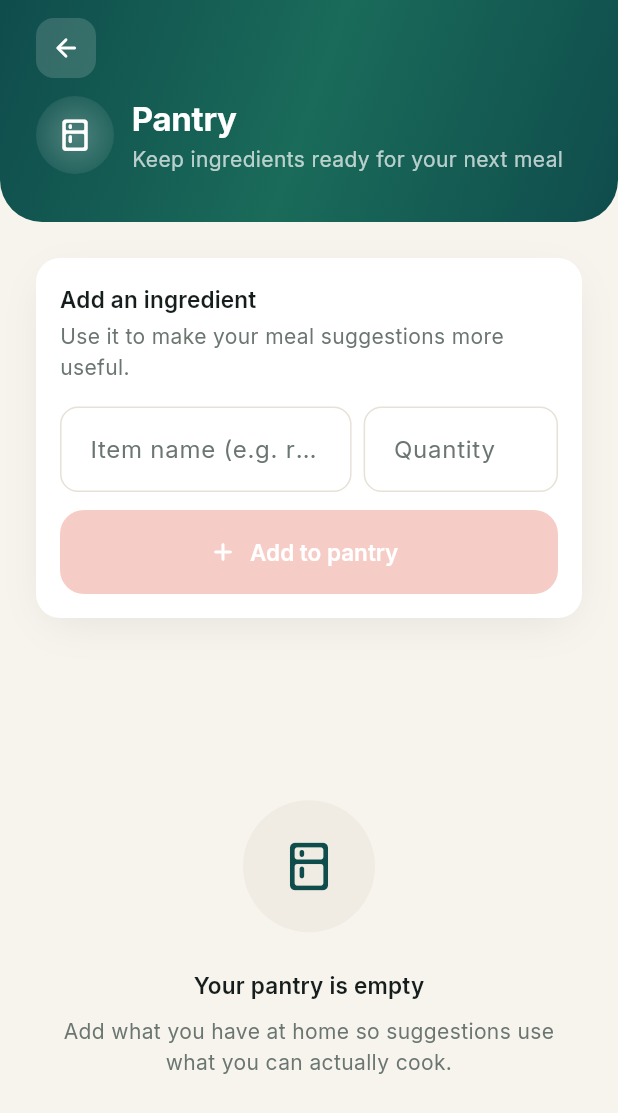
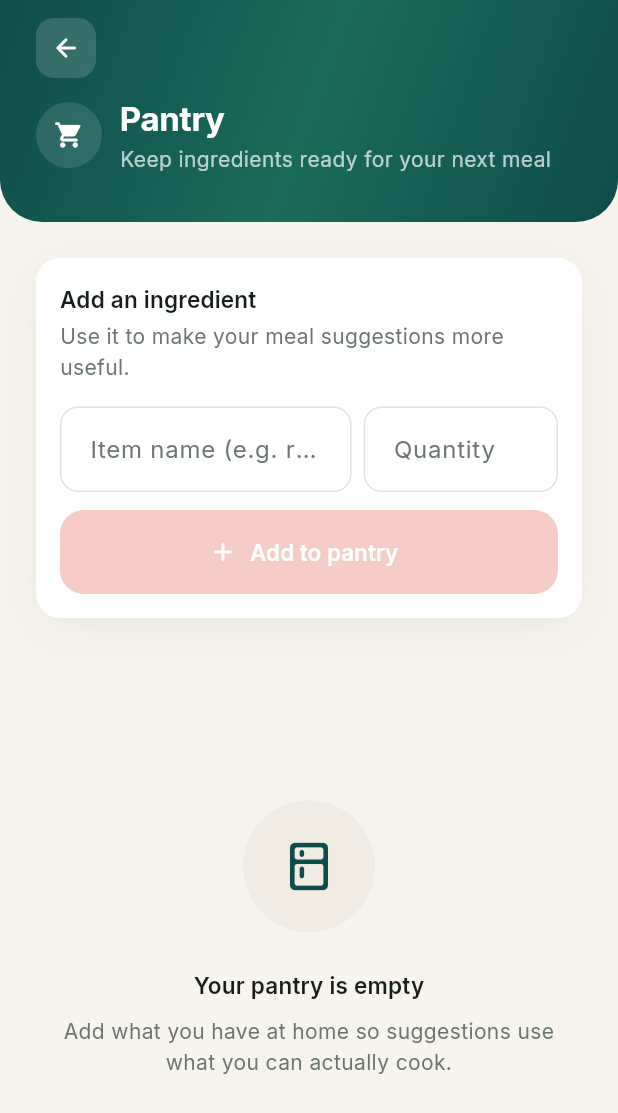
Before and after one commit to PJPhukan/Health-tracker, a Flutter app: the PantryScreen screen opened directly, on a phone screen of 412 x 824 dp. Shown: the top 1113 px of the screen. Run offline on Flutter 3.47's test engine with Material 3 defaults, Android fonts, the phone set to English and light mode, and no system bars; our stand-ins replace cloud_firestore, firebase_auth, firebase_core, fl_chart, flutter_local_notifications, flutter_timezone and 8 more; missing offline and left inert: health, purchases_flutter; accounts and stored records are empty.

Commit message:
v4 stage 4: auto-deduct pantry + restock flow
Pantry maintenance becomes mostly automatic instead of manual upkeep.

- GeminiService.suggestPantryDeductions (stage 1) is now wired in:
  HealthProvider._autoDeductPantry runs unawaited after every addMeal
  and logFavorite (covers manual, voice and quick-add logging — they
  all funnel through these two methods). Marks matching pantry items
  isLow = true (never deletes). Any failure — no key, network, bad
  JSON, empty pantry — is caught and silently skipped; the meal save
  itself already completed before this even starts.
- ToastCenter: a MaterialApp-level scaffoldMessengerKey + navigatorKey
  so this background result can show "Pantry updated — N items marked
  low" with a "View" action from any screen, not just the one that was
  open when the meal was logged.
- RestockScreen: lists isLow items with checkboxes (unchecked by
  default), one "Mark N restocked" action flips them back in a batch.
  Reachable from a new top-right action on the Pantry screen (badges
  when something's low) and from a "Bought these? Restock" button on
  the Suggestion screen's "Buy today" card — pre-ticks/pre-adds exactly
  those items (kept the raw item list on _SuggestionSection for this).

analyze clean; 45 tests pass; debug APK builds.

```diff
--- a/lib/main.dart
+++ b/lib/main.dart
@@ -13,6 +13,7 @@ import 'services/ad_service.dart';
 import 'services/firebase_bootstrap.dart';
 import 'services/notification_service.dart';
 import 'services/subscription_service.dart';
+import 'services/toast_center.dart';
 import 'theme/app_theme.dart';
 
 Future<void> main() async {
@@ -70,6 +71,10 @@ class HealthTrackerApp extends StatelessWidget {
         title: 'Stock Plate',
         debugShowCheckedModeBanner: false,
         theme: AppTheme.light,
+        // Lets background work (pantry auto-deduct) show a SnackBar — and
+        // navigate from its action — no matter which screen is on top.
+        scaffoldMessengerKey: ToastCenter.scaffoldMessengerKey,
+        navigatorKey: ToastCenter.navigatorKey,
         home: const SplashScreen(),
       ),
     );
--- a/lib/screens/pantry_screen.dart
+++ b/lib/screens/pantry_screen.dart
@@ -5,6 +5,7 @@ import '../models/models.dart';
 import '../providers/health_provider.dart';
 import '../theme/app_theme.dart';
 import '../widgets/common.dart';
+import 'restock_screen.dart';
 
 class PantryScreen extends StatefulWidget {
   const PantryScreen({super.key});
@@ -103,6 +104,7 @@ class _PantryScreenState extends State<PantryScreen>
   Widget build(BuildContext context) {
     final provider = context.watch<HealthProvider>();
     final items = provider.pantry;
+    final lowCount = items.where((i) => i.isLow).length;
 
     return Scaffold(
       body: Column(
@@ -112,10 +114,7 @@ class _PantryScreenState extends State<PantryScreen>
             subtitle: items.isEmpty
                 ? 'Keep ingredients ready for your next meal'
                 : '${items.length} item${items.length == 1 ? '' : 's'} in your kitchen',
-            trailing: const AnimatedSparkleIcon(
-              icon: Icons.kitchen_rounded,
-              size: 24,
-            ),
+            trailing: _RestockAction(lowCount: lowCount),
           ),
           Padding(
             padding: const EdgeInsets.fromLTRB(
@@ -170,6 +169,53 @@ class _PantryScreenState extends State<PantryScreen>
                   ),
           ),
         ],
+      ),
+    );
+  }
+}
+
+/// Top-right pantry action: badges the low-stock count, opens [RestockScreen].
+class _RestockAction extends StatelessWidget {
+  const _RestockAction({required this.lowCount});
+  final int lowCount;
+
+  @override
+  Widget build(BuildContext context) {
+    return Semantics(
+      button: true,
+      label: 'Restock',
+      child: InkWell(
+        customBorder: const CircleBorder(),
+        onTap: () => Navigator.of(context)
+            .push(MaterialPageRoute(builder: (_) => const RestockScreen())),
+        child: Container(
+          width: 44,
+          height: 44,
+          decoration: BoxDecoration(
+            shape: BoxShape.circle,
+            color: Colors.white.withValues(alpha: 0.12),
+          ),
+          child: Stack(
+            alignment: Alignment.center,
+            children: [
+              const Icon(Icons.shopping_cart_rounded,
+                  color: Colors.white, size: 20),
+              if (lowCount > 0)
+                Positioned(
+                  top: 4,
+                  right: 4,
+                  child: Container(
+                    width: 8,
+                    height: 8,
+                    decoration: const BoxDecoration(
+                      shape: BoxShape.circle,
+                      color: AppColors.accent,
+                    ),
+                  ),
+                ),
+            ],
+          ),
+        ),
       ),
     );
   }
--- /dev/null
+++ b/lib/services/toast_center.dart
@@ -0,0 +1,30 @@
+import 'package:flutter/material.dart';
+
+/// Lets a background operation (like the fire-and-forget pantry auto-deduct)
+/// show a SnackBar regardless of which screen is currently on top — the
+/// `MaterialApp` is wired to [scaffoldMessengerKey] in main.dart.
+class ToastCenter {
+  ToastCenter._();
+
+  static final scaffoldMessengerKey = GlobalKey<ScaffoldMessengerState>();
+  static final navigatorKey = GlobalKey<NavigatorState>();
+
+  static void show(String message, {SnackBarAction? action}) {
+    scaffoldMessengerKey.currentState?.showSnackBar(
+      SnackBar(content: Text(message), action: action),
+    );
+  }
+
+  /// A message with a "View" action that pushes [builder] on the root
+  /// navigator — used by the pantry auto-deduct toast.
+  static void showWithView(String message, WidgetBuilder builder) {
+    show(
+      message,
+      action: SnackBarAction(
+        label: 'View',
+        onPressed: () =>
+            navigatorKey.currentState?.push(MaterialPageRoute(builder: builder)),
+      ),
+    );
+  }
+}
```
Also changed, not shown: lib/providers/health_provider.dart (+37 -0 lines), lib/screens/restock_screen.dart (added, +211 -0 lines), lib/screens/suggestion_screen.dart (+22 -0 lines).
